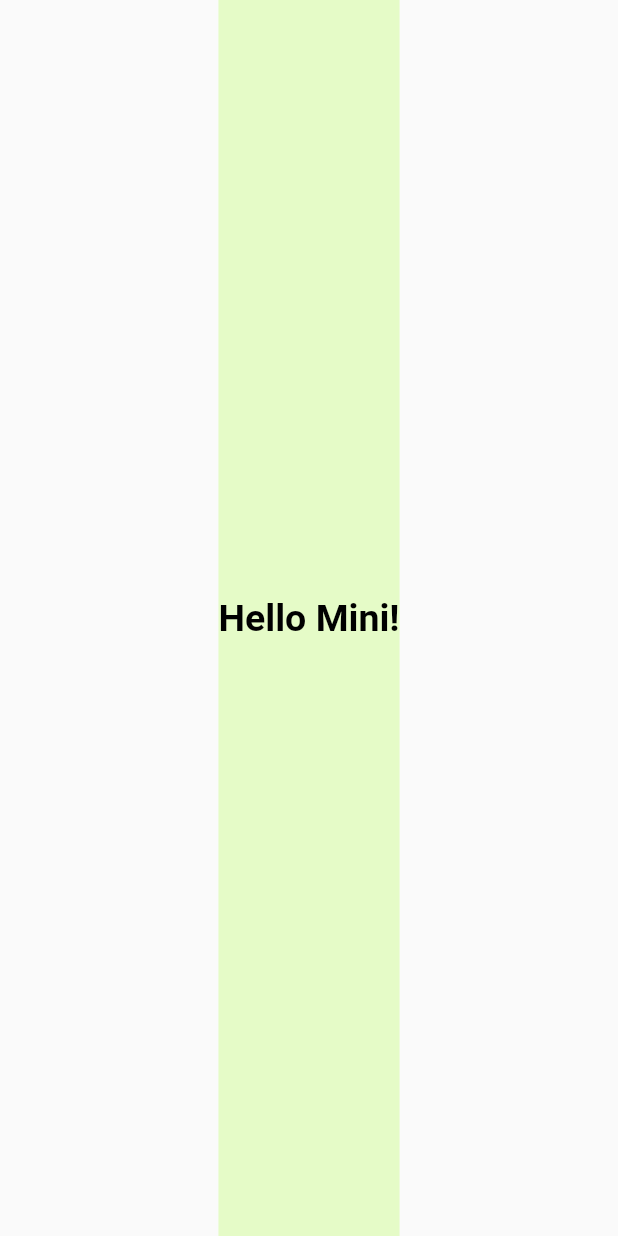
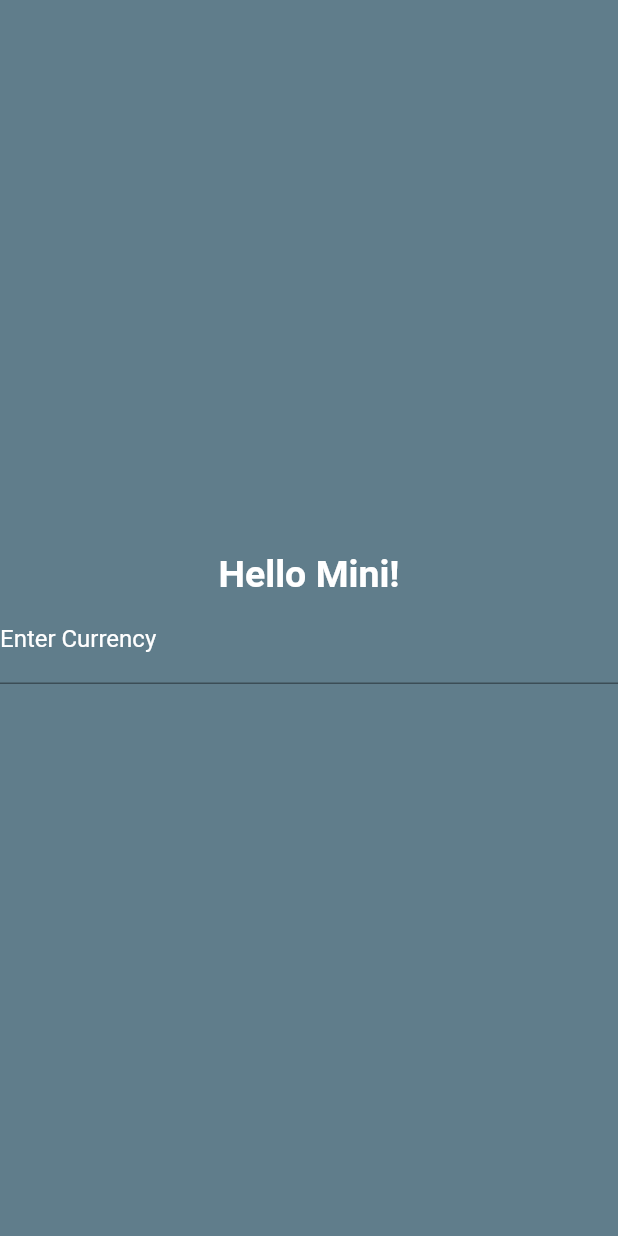
Before and after one commit to sxmbaka/currency_converter, a Flutter app: the screen it shows after launch, on a phone screen of 412 x 824 dp. Run offline on Flutter 3.47's test engine with Material 2 defaults, Android fonts, the phone set to English and light mode, and no system bars.

Commit message:
update README.md and currency_converter_material_page.dart

```diff
--- a/lib/currency_converter_material_page.dart
+++ b/lib/currency_converter_material_page.dart
@@ -6,19 +6,27 @@ class CurrencyConverterMaterialPage extends StatelessWidget {
   @override
   Widget build(BuildContext context) {
     return const Scaffold(
+      backgroundColor: Colors.blueGrey,
       body: Center(
         child: ColoredBox(
-          color: Color.fromRGBO(152, 255, 8, 0.211),
+          color: Color.fromRGBO(48, 48, 44, 0),
           child: Column(
             mainAxisAlignment: MainAxisAlignment.center,
-            crossAxisAlignment: CrossAxisAlignment.end,
             children: [
               Text(
                 'Hello Mini!',
                 style: TextStyle(
-                  color: Color.fromARGB(255, 0, 0, 0),
+                  color: Color.fromARGB(255, 255, 255, 255),
                   fontSize: 25,
                   fontWeight: FontWeight.bold,
+                ),
+              ),
+              TextField(
+                decoration: InputDecoration(
+                  label: Text(
+                    'Enter Currency',
+                    style: TextStyle(color: Color.fromARGB(255, 255, 255, 255)),
+                  ),
                 ),
               ),
             ],
```
Also changed, not shown: 1 other file.
